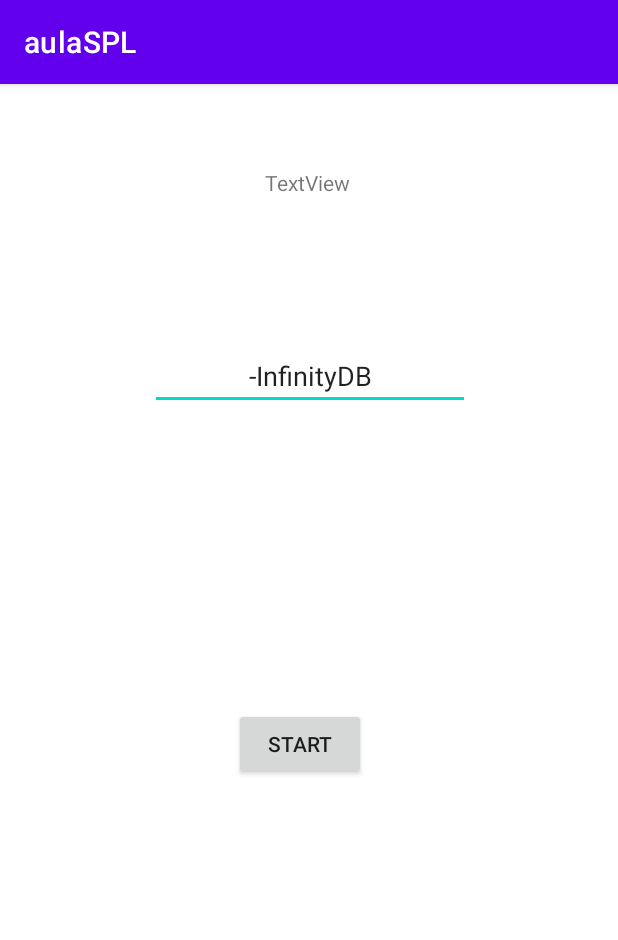
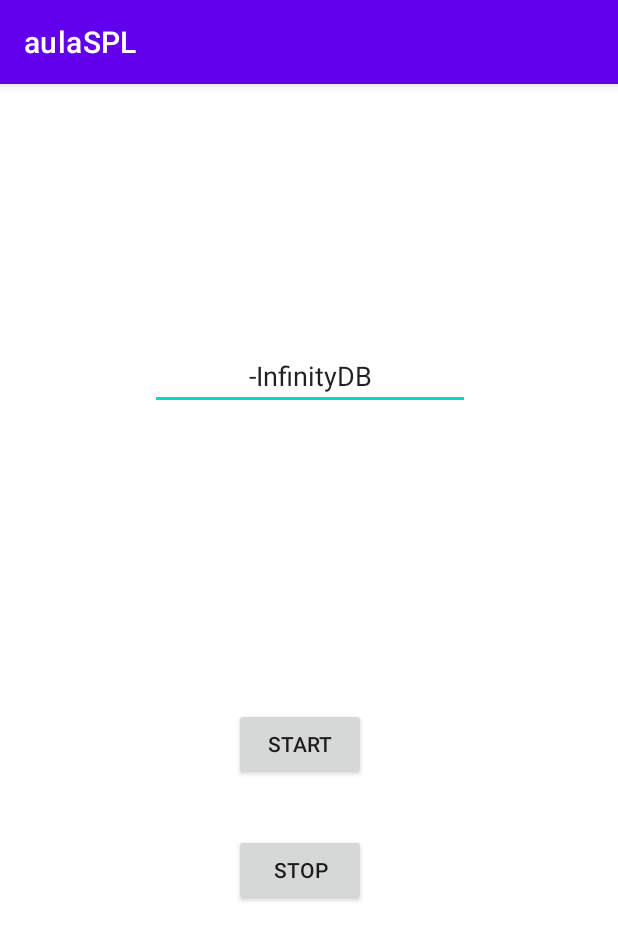
Before and after one commit to Murilo1514/ProjetoIntegrador-III, an Android app: the screen it shows after launch (MainActivity), on a phone screen of 412 x 824 dp. Shown: the top 940 px of the screen. Run offline under Robolectric (Android 15) with nearby library versions, the phone set to English and light mode, and no system bars.

Commit message:
Update activity_main.xml
Mudou layout e botões

```diff
--- a/aulaSPL/app/src/main/res/layout/activity_main.xml
+++ b/aulaSPL/app/src/main/res/layout/activity_main.xml
@@ -34,9 +34,20 @@
         android:layout_width="wrap_content"
         android:layout_height="wrap_content"
         android:layout_marginTop="56dp"
-        android:text="TextView"
+        android:text=""
+        android:textAlignment="center"
         app:layout_constraintEnd_toEndOf="parent"
         app:layout_constraintHorizontal_bias="0.498"
         app:layout_constraintStart_toStartOf="parent"
         app:layout_constraintTop_toTopOf="parent" />
+
+    <androidx.appcompat.widget.AppCompatButton
+        android:id="@+id/btStop"
+        android:layout_width="wrap_content"
+        android:layout_height="wrap_content"
+        android:layout_marginStart="156dp"
+        android:layout_marginTop="500dp"
+        android:text="Stop"
+        app:layout_constraintStart_toStartOf="parent"
+        app:layout_constraintTop_toTopOf="parent" />
 </androidx.constraintlayout.widget.ConstraintLayout>
```
